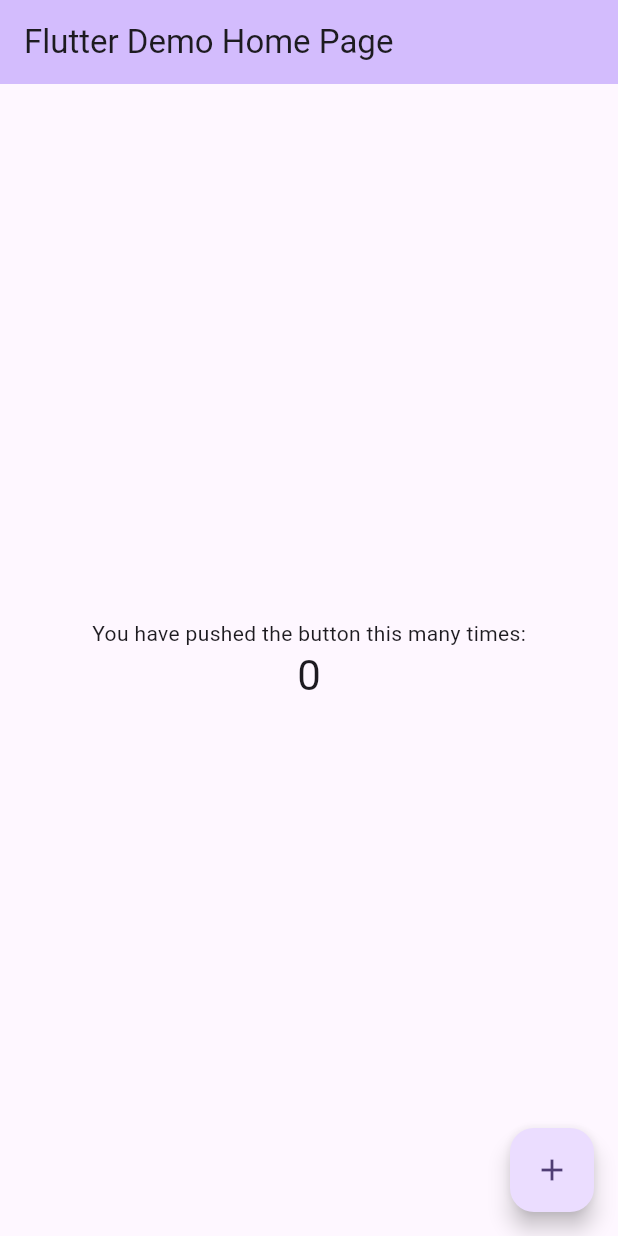
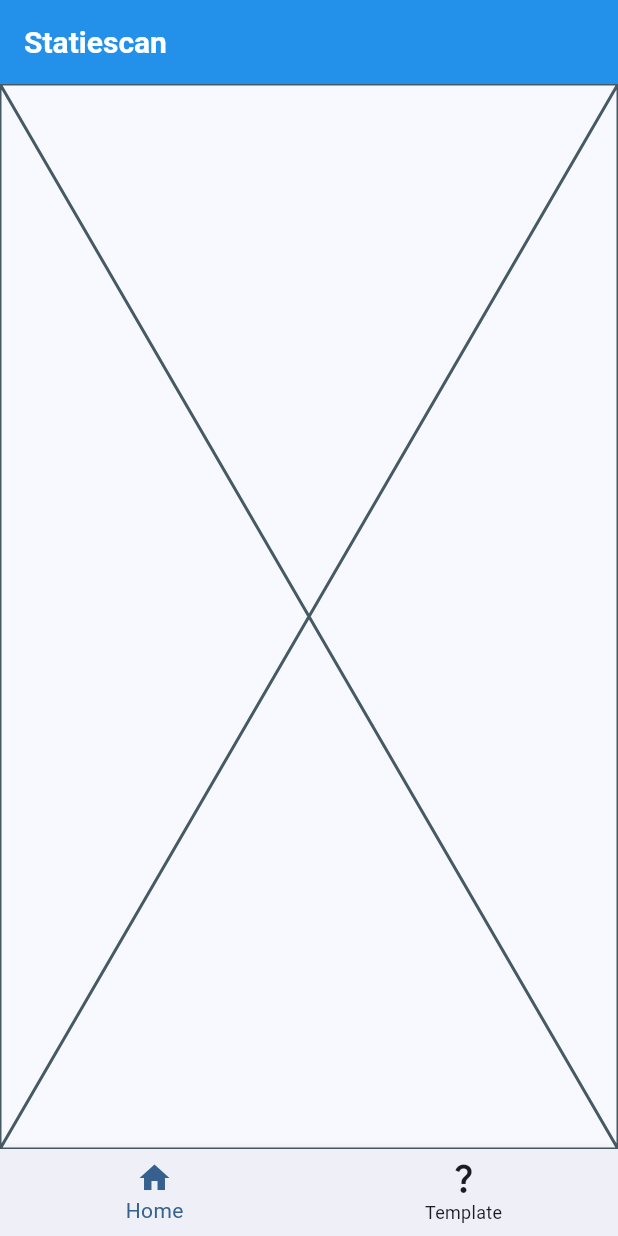
Before and after one commit to reneax/statiescan, a Flutter app: the screen it shows after launch, on a phone screen of 412 x 824 dp. Run offline on Flutter 3.47's test engine with Material 3 defaults, Android fonts, the phone set to English and light mode, and no system bars; our stand-ins replace go_router.

Commit message:
Added navigation, a router & made theme.

```diff
--- a/lib/main.dart
+++ b/lib/main.dart
@@ -1,122 +1,6 @@
 import 'package:flutter/material.dart';
+import 'package:statiescan/src/app.dart';
 
 void main() {
-  runApp(const MyApp());
+  runApp(const StatiescanApp());
 }
-
-class MyApp extends StatelessWidget {
-  const MyApp({super.key});
-
-  // This widget is the root of your application.
-  @override
-  Widget build(BuildContext context) {
-    return MaterialApp(
-      title: 'Flutter Demo',
-      theme: ThemeData(
-        // This is the theme of your application.
-        //
-        // TRY THIS: Try running your application with "flutter run". You'll see
-        // the application has a purple toolbar. Then, without quitting the app,
-        // try changing the seedColor in the colorScheme below to Colors.green
-        // and then invoke "hot reload" (save your changes or press the "hot
-        // reload" button in a Flutter-supported IDE, or press "r" if you used
-        // the command line to start the app).
-        //
-        // Notice that the counter didn't reset back to zero; the application
-        // state is not lost during the reload. To reset the state, use hot
-        // restart instead.
-        //
-        // This works for code too, not just values: Most code changes can be
-        // tested with just a hot reload.
-        colorScheme: ColorScheme.fromSeed(seedColor: Colors.deepPurple),
-      ),
-      home: const MyHomePage(title: 'Flutter Demo Home Page'),
-    );
-  }
-}
-
-class MyHomePage extends StatefulWidget {
-  const MyHomePage({super.key, required this.title});
-
-  // This widget is the home page of your application. It is stateful, meaning
-  // that it has a State object (defined below) that contains fields that affect
-  // how it looks.
-
-  // This class is the configuration for the state. It holds the values (in this
-  // case the title) provided by the parent (in this case the App widget) and
-  // used by the build method of the State. Fields in a Widget subclass are
-  // always marked "final".
-
-  final String title;
-
-  @override
-  State<MyHomePage> createState() => _MyHomePageState();
-}
-
-class _MyHomePageState extends State<MyHomePage> {
-  int _counter = 0;
-
-  void _incrementCounter() {
-    setState(() {
-      // This call to setState tells the Flutter framework that something has
-      // changed in this State, which causes it to rerun the build method below
-      // so that the display can reflect the updated values. If we changed
-      // _counter without calling setState(), then the build method would not be
-      // called again, and so nothing would appear to happen.
-      _counter++;
-    });
-  }
-
-  @override
-  Widget build(BuildContext context) {
-    // This method is rerun every time setState is called, for instance as done
-    // by the _incrementCounter method above.
-    //
-    // The Flutter framework has been optimized to make rerunning build methods
-    // fast, so that you can just rebuild anything that needs updating rather
-    // than having to individually change instances of widgets.
-    return Scaffold(
-      appBar: AppBar(
-        // TRY THIS: Try changing the color here to a specific color (to
-        // Colors.amber, perhaps?) and trigger a hot reload to see the AppBar
-        // change color while the other colors stay the same.
-        backgroundColor: Theme.of(context).colorScheme.inversePrimary,
-        // Here we take the value from the MyHomePage object that was created by
-        // the App.build method, and use it to set our appbar title.
-        title: Text(widget.title),
-      ),
-      body: Center(
-        // Center is a layout widget. It takes a single child and positions it
-        // in the middle of the parent.
-        child: Column(
-          // Column is also a layout widget. It takes a list of children and
-          // arranges them vertically. By default, it sizes itself to fit its
-          // children horizontally, and tries to be as tall as its parent.
-          //
-          // Column has various properties to control how it sizes itself and
-          // how it positions its children. Here we use mainAxisAlignment to
-          // center the children vertically; the main axis here is the vertical
-          // axis because Columns are vertical (the cross axis would be
-          // horizontal).
-          //
-          // TRY THIS: Invoke "debug painting" (choose the "Toggle Debug Paint"
-          // action in the IDE, or press "p" in the console), to see the
-          // wireframe for each widget.
-          mainAxisAlignment: MainAxisAlignment.center,
-          children: <Widget>[
-            const Text('You have pushed the button this many times:'),
-            Text(
-              '$_counter',
-              style: Theme.of(context).textTheme.headlineMedium,
-            ),
-          ],
-        ),
-      ),
-      floatingActionButton: FloatingActionButton(
-        onPressed: _incrementCounter,
-        tooltip: 'Increment',
-        child: const Icon(Icons.add),
-      ), // This trailing comma makes auto-formatting nicer for build methods.
-    );
-  }
-}
--- /dev/null
+++ b/lib/src/app.dart
@@ -0,0 +1,18 @@
+import 'package:flutter/material.dart';
+import 'package:statiescan/src/router.dart';
+import 'package:statiescan/src/theme.dart';
+
+class StatiescanApp extends StatelessWidget {
+  const StatiescanApp({super.key});
+
+  @override
+  Widget build(BuildContext context) {
+    return MaterialApp.router(
+      title: 'Statiescan',
+      themeMode: ThemeMode.system,
+      routerConfig: appRouter,
+      theme: appTheme(Brightness.light),
+      darkTheme: appTheme(Brightness.dark),
+    );
+  }
+}
--- /dev/null
+++ b/lib/src/router.dart
@@ -0,0 +1,12 @@
+import 'package:go_router/go_router.dart';
+import 'package:statiescan/src/screens/home_screen.dart';
+
+final GoRouter appRouter = GoRouter(
+  routes: [
+    GoRoute(
+      path: '/',
+      pageBuilder:
+          (context, state) => const NoTransitionPage(child: HomeScreen()),
+    ),
+  ],
+);
--- /dev/null
+++ b/lib/src/screens/home_screen.dart
@@ -0,0 +1,15 @@
+import 'package:flutter/material.dart';
+import 'package:statiescan/src/widgets/app_navigation_bar.dart';
+
+class HomeScreen extends StatelessWidget {
+  const HomeScreen({super.key});
+
+  @override
+  Widget build(BuildContext context) {
+    return Scaffold(
+      appBar: AppBar(title: Text("Statiescan")),
+      bottomNavigationBar: AppNavigationBar(),
+      body: Placeholder(),
+    );
+  }
+}
--- /dev/null
+++ b/lib/src/theme.dart
@@ -0,0 +1,21 @@
+import 'package:flutter/material.dart';
+
+ThemeData appTheme(Brightness brightness) => ThemeData(
+  brightness: brightness,
+  colorScheme: ColorScheme.fromSeed(
+    seedColor: Colors.blue,
+    brightness: brightness,
+  ),
+  appBarTheme: AppBarTheme(
+    backgroundColor:
+    (brightness == Brightness.dark ? Color(0xFF1E1E1E) : Colors.blue),
+    foregroundColor: Colors.white,
+    elevation: 4,
+    titleTextStyle: const TextStyle(
+      color: Colors.white,
+      fontSize: 20,
+      fontWeight: FontWeight.w600,
+    ),
+
+  ),
+);
--- /dev/null
+++ b/lib/src/widgets/app_navigation_bar.dart
@@ -0,0 +1,47 @@
+import 'package:flutter/material.dart';
+import 'package:go_router/go_router.dart';
+
+class AppNavigationBar extends StatefulWidget {
+  const AppNavigationBar({super.key});
+
+  static final List<String> routes = ['/'];
+
+  @override
+  State<AppNavigationBar> createState() => _AppNavigationBarState();
+}
+
+class _AppNavigationBarState extends State<AppNavigationBar> {
+  void _onItemTapped(BuildContext context, int index) {
+    final String location = GoRouterState.of(context).matchedLocation;
+
+    if (location == AppNavigationBar.routes[index]) {
+      return;
+    }
+
+    context.go(AppNavigationBar.routes[index]);
+  }
+
+  int _getCurrentIndex(BuildContext context) {
+    final String location = GoRouterState.of(context).matchedLocation;
+    final int index = AppNavigationBar.routes.indexOf(location);
+
+    return index >= 0 ? index : 0;
+  }
+
+  @override
+  Widget build(BuildContext context) {
+    final theme = Theme.of(context);
+
+    return BottomNavigationBar(
+      currentIndex: _getCurrentIndex(context),
+      backgroundColor: theme.colorScheme.onInverseSurface,
+      selectedItemColor: theme.colorScheme.primary,
+      unselectedItemColor: theme.colorScheme.onSurface,
+      onTap: (index) => _onItemTapped(context, index),
+      items: [
+        BottomNavigationBarItem(icon: Icon(Icons.home), label: "Home"),
+        BottomNavigationBarItem(icon: Icon(Icons.question_mark), label: "Template"),
+      ],
+    );
+  }
+}
--- a/pubspec.yaml
+++ b/pubspec.yaml
@@ -34,6 +34,8 @@ dependencies:
   # The following adds the Cupertino Icons font to your application.
   # Use with the CupertinoIcons class for iOS style icons.
   cupertino_icons: ^1.0.8
+  go_router: ^15.1.2
+  provider: ^6.1.5
 
 dev_dependencies:
   flutter_test:
```
Also changed, not shown: pubspec.lock, 5 other files.
